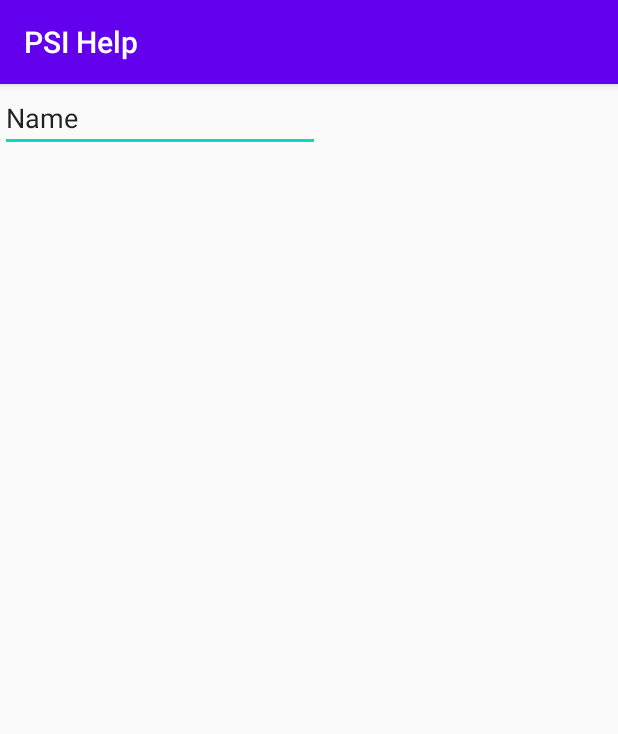
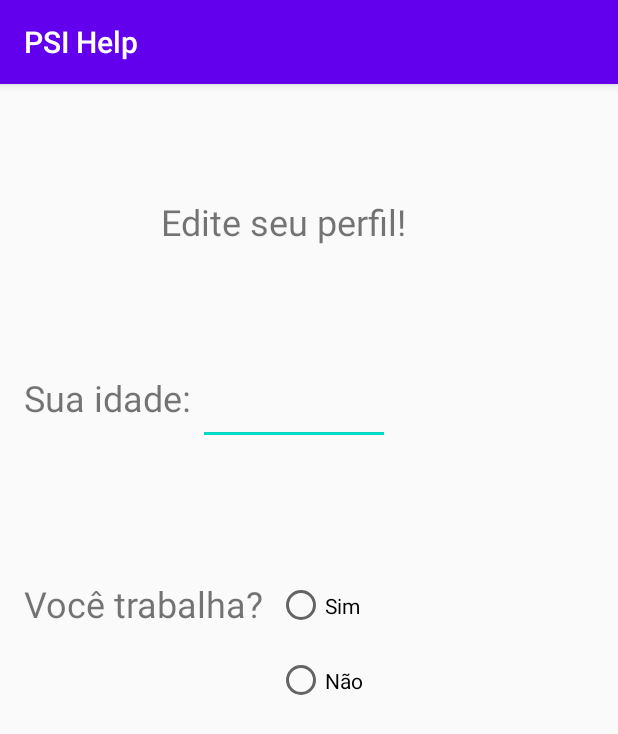
Before and after one commit to arturtres3/Apoio-Psicologico-IHC, an Android app: the EditProfile screen opened directly, with no data from a screen before it, on a phone screen of 412 x 824 dp. Shown: the top 734 px of the screen. Run offline under Robolectric (Android 15) with nearby library versions, the phone set to English and light mode, and no system bars.

Commit message:
Layout da página de edição de perfil parcialmente feito

```diff
--- a/Quicktest/app/src/main/java/com/example/quicktest/EditProfile.java
+++ b/Quicktest/app/src/main/java/com/example/quicktest/EditProfile.java
@@ -1,11 +1,15 @@
 package com.example.quicktest;
 
 import androidx.appcompat.app.AppCompatActivity;
+import androidx.fragment.app.DialogFragment;
 
 import android.os.Bundle;
+import android.view.View;
+import android.widget.EditText;
 
 public class EditProfile extends AppCompatActivity {
 
+    private EditText doYouWork;
     @Override
     protected void onCreate(Bundle savedInstanceState) {
         super.onCreate(savedInstanceState);
--- a/Quicktest/app/src/main/res/layout/activity_edit_profile.xml
+++ b/Quicktest/app/src/main/res/layout/activity_edit_profile.xml
@@ -7,12 +7,86 @@
     tools:context=".EditProfile">
 
     <EditText
-        android:id="@+id/editText"
+        android:id="@+id/ageText"
+        android:layout_width="128dp"
+        android:layout_height="72dp"
+        android:layout_marginTop="24dp"
+        android:layout_marginEnd="152dp"
+        android:layout_marginRight="152dp"
+        android:clickable="false"
+        android:ems="10"
+        android:inputType="textPersonName"
+        android:textSize="30sp"
+        app:layout_constraintEnd_toEndOf="parent"
+        app:layout_constraintTop_toBottomOf="@+id/textView30" />
+
+    <TextView
+        android:id="@+id/textView30"
+        android:layout_width="197dp"
+        android:layout_height="69dp"
+        android:layout_marginStart="107dp"
+        android:layout_marginLeft="107dp"
+        android:layout_marginTop="75dp"
+        android:layout_marginEnd="107dp"
+        android:layout_marginRight="107dp"
+        android:text="Edite seu perfil!"
+        android:textSize="24sp"
+        app:layout_constraintEnd_toEndOf="parent"
+        app:layout_constraintStart_toStartOf="parent"
+        app:layout_constraintTop_toTopOf="parent" />
+
+    <TextView
+        android:id="@+id/textView31"
+        android:layout_width="120dp"
+        android:layout_height="62dp"
+        android:layout_marginStart="16dp"
+        android:layout_marginLeft="16dp"
+        android:layout_marginTop="48dp"
+        android:text="Sua idade:"
+        android:textSize="24sp"
+        app:layout_constraintStart_toStartOf="parent"
+        app:layout_constraintTop_toBottomOf="@+id/textView30" />
+
+    <TextView
+        android:id="@+id/textView32"
         android:layout_width="wrap_content"
         android:layout_height="wrap_content"
-        android:ems="10"
-        android:inputType="textPersonName"
-        android:text="Name"
-        tools:layout_editor_absoluteX="107dp"
-        tools:layout_editor_absoluteY="147dp" />
+        android:layout_marginStart="16dp"
+        android:layout_marginLeft="16dp"
+        android:layout_marginTop="57dp"
+        android:layout_marginBottom="388dp"
+        android:text="Você trabalha?"
+        android:textSize="24sp"
+        app:layout_constraintBottom_toBottomOf="parent"
+        app:layout_constraintStart_toStartOf="parent"
+        app:layout_constraintTop_toBottomOf="@+id/textView31" />
+
+    <RadioGroup
+        android:layout_width="111dp"
+        android:layout_height="106dp"
+        android:layout_marginTop="66dp"
+        android:layout_marginEnd="116dp"
+        android:layout_marginRight="116dp"
+        android:layout_marginBottom="320dp"
+        app:layout_constraintBottom_toBottomOf="parent"
+        app:layout_constraintEnd_toEndOf="parent"
+        app:layout_constraintTop_toBottomOf="@+id/ageText">
+
+        <RadioButton
+            android:id="@+id/radioButtonYes"
+            android:layout_width="90dp"
+            android:layout_height="46dp"
+            android:text="Sim" />
+
+        <RadioButton
+            android:id="@+id/radioButtonNo"
+            android:layout_width="90dp"
+            android:layout_height="54dp"
+            android:layout_marginEnd="203dp"
+            android:layout_marginRight="203dp"
+            android:layout_marginBottom="290dp"
+            android:text="Não" />
+
+    </RadioGroup>
+
 </androidx.constraintlayout.widget.ConstraintLayout>
```
